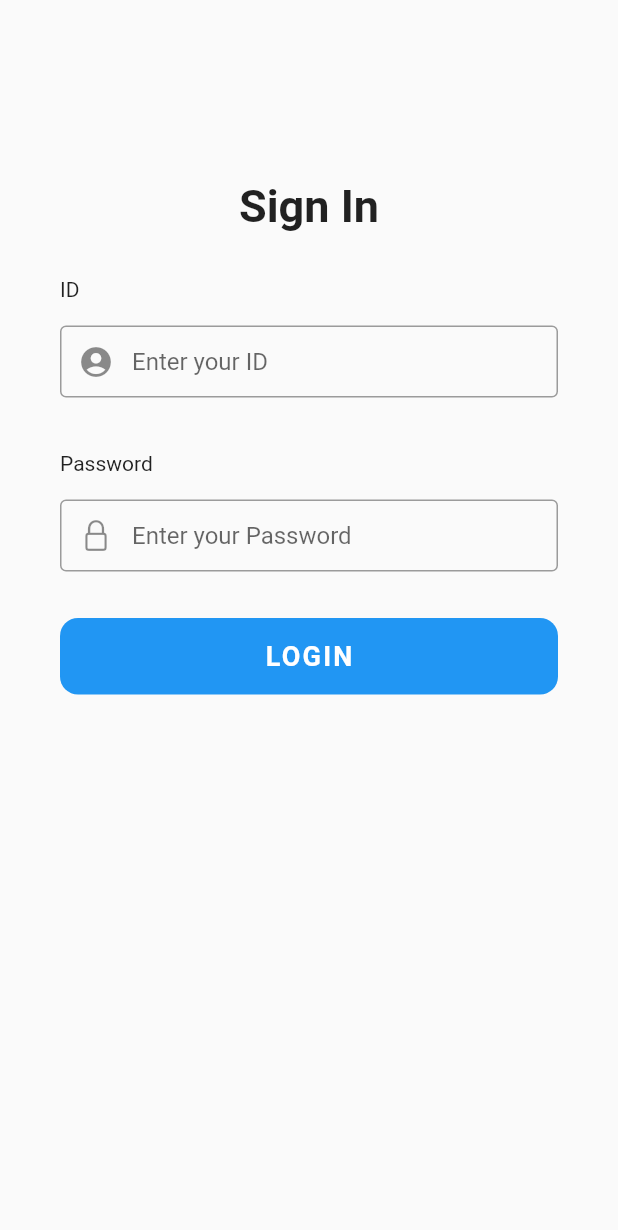
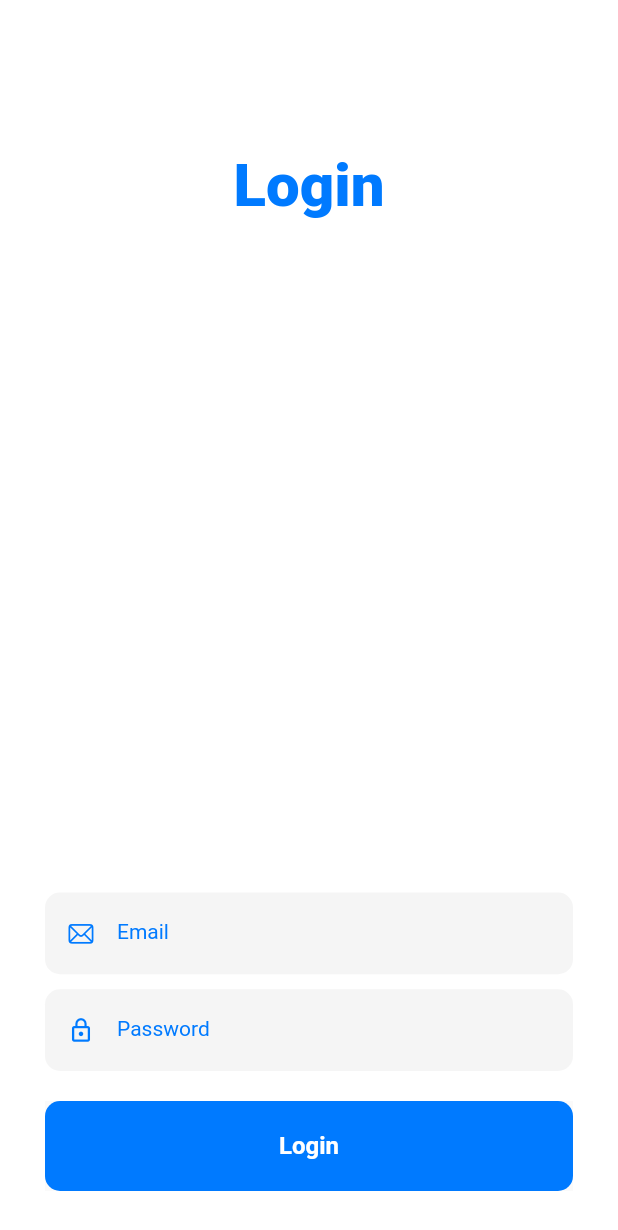
Before and after one commit to undisputedcoder/Vision, a Flutter app: the screen it shows after launch, on a phone screen of 412 x 824 dp. Shown: the top 1230 px of the screen. Run offline on Flutter 3.47's test engine with Material 2 defaults, Android fonts, the phone set to English and light mode, and no system bars; our stand-ins replace geolocator, local_auth, syncfusion_flutter_charts; missing offline and left inert: flutter_cupertino_settings; Roboto replaces fonts that are missing (OpenSans).

Commit message:
New login page for Vision.

```diff
--- a/lib/Screens/login.dart
+++ b/lib/Screens/login.dart
@@ -1,164 +1,89 @@
-import 'package:apple/api/local_auth_api.dart';
+import 'package:flutter/material.dart';
 import 'package:flutter/cupertino.dart';
-import 'package:flutter/material.dart';
-import 'package:apple/Screens/home.dart';
+import 'package:apple/Widgets/text_field.dart';
+import 'package:apple/Widgets/button.dart';
+import 'package:apple/Widgets/wave.dart';
 
 class LoginPage extends StatefulWidget {
   @override
-  _LoginPageState createState() => _LoginPageState();
+  State<LoginPage> createState() => _LoginPageState();
 }
 
 class _LoginPageState extends State<LoginPage> {
+  @override
+  Widget build(BuildContext context) {
+    final size = MediaQuery.of(context).size;
+    final bool keyboardOpen = MediaQuery.of(context).viewInsets.bottom > 0;
 
-  Widget _buildEmailTF() {
-    return Localizations(
+    return Scaffold(
+      backgroundColor: CupertinoColors.white,
+      body: Localizations(
         locale: const Locale('en', 'US'),
         delegates: <LocalizationsDelegate<dynamic>>[
           DefaultWidgetsLocalizations.delegate,
           DefaultMaterialLocalizations.delegate,
         ],
-        child: Column(
-          crossAxisAlignment: CrossAxisAlignment.start,
-          children: <Widget>[
-            Text(
-              'ID',
-              style: TextStyle(
-                fontFamily: 'OpenSans',
+        child: Stack(
+          children: [
+            /*
+            Container(
+              height: size.height - 200.0,
+              color: CupertinoColors.activeBlue,
+            ),
+            AnimatedPositioned(
+              duration: Duration(milliseconds: 500),
+              curve: Curves.easeOutQuad,
+              top: keyboardOpen ? -size.height / 3.7 : 0.0,
+              child: WaveWidget(
+                size: size,
+                yOffset: size.height / 3.0,
+                color: CupertinoColors.white,
               ),
             ),
-            SizedBox(height: 10.0),
-            Container(
-              alignment: Alignment.centerLeft,
-              //decoration: ????
-              height: 60.0,
-              child: TextField(
-                keyboardType: TextInputType.emailAddress,
+             */
+            Padding(
+              padding: const EdgeInsets.only(
+                top: 100.0,
+              ),
+              child: Row(
+                mainAxisAlignment: MainAxisAlignment.center,
+                children: [
+                  Text(
+                    'Login',
                     style: TextStyle(
-                  fontFamily: 'OpenSans',
-                ),
-                decoration: InputDecoration(
-                  border: OutlineInputBorder(),
-                  contentPadding: EdgeInsets.only(top: 14.0),
-                  prefixIcon: Icon(Icons.account_circle),
-                  hintText: 'Enter your ID',
-                  //hintStyle: ????????????
+                      color: CupertinoColors.activeBlue,
+                      fontSize: 40.0,
+                      fontWeight: FontWeight.w900,
                     ),
                   ),
-            )
                 ],
-        ));
-  }
-
-  Widget _buildPasswordTF() {
-    return Localizations(
-        locale: const Locale('en', 'US'),
-        delegates: <LocalizationsDelegate<dynamic>>[
-          DefaultWidgetsLocalizations.delegate,
-          DefaultMaterialLocalizations.delegate,
-        ],
-        child: Column(
-          crossAxisAlignment: CrossAxisAlignment.start,
-          children: <Widget>[
-            Text('Password',
-                style: TextStyle(
-                  fontFamily: 'OpenSans',
-                )),
-            SizedBox(height: 10.0),
-            Container(
-              alignment: Alignment.centerLeft,
-              //decoration: ????
-              height: 60.0,
-              child: TextField(
-                obscureText: true,
-                style: TextStyle(
-                  fontFamily: 'OpenSans',
-                ),
-                decoration: InputDecoration(
-                  border: OutlineInputBorder(),
-                  contentPadding: EdgeInsets.only(top: 14.0),
-                  prefixIcon: Icon(
-                    CupertinoIcons.lock,
-                  ),
-                  hintText: 'Enter your Password',
-                  //hintStyle: ????????????
               ),
             ),
-            )
+            Padding(
+              padding: const EdgeInsets.all(30.0),
+              child: Column(
+                mainAxisAlignment: MainAxisAlignment.end,
+                children: [
+                  TextFieldWidget(
+                    hintText: 'Email',
+                    prefixIconData: CupertinoIcons.mail,
+                  ),
+                  SizedBox(
+                    height: 10.0,
+                  ),
+                  TextFieldWidget(
+                    hintText: 'Password',
+                    prefixIconData: Icons.lock_outline,
+                  ),
+                  SizedBox(
+                    height: 20.0,
+                  ),
+                  ButtonWidget(title: 'Login', hasBorder: false),
                 ],
-        ));
-  }
-
-  Widget _buildLoginBtn() {
-    return Localizations(
-        locale: const Locale('en', 'US'),
-        delegates: <LocalizationsDelegate<dynamic>>[
-          DefaultWidgetsLocalizations.delegate,
-          DefaultMaterialLocalizations.delegate,
-        ],
-        child: Container(
-            padding: EdgeInsets.symmetric(vertical: 25.0),
-            width: double.infinity,
-            child: CupertinoButton.filled(
-                onPressed: () async {
-                  final isAuthenticated = await LocalAuthApi.authenticate();
-
-                  if (isAuthenticated) {
-                    Navigator.of(context).pushReplacement(
-                      MaterialPageRoute(builder: (context) => HomePage()),
-                    );
-                  }
-                },
-                padding: EdgeInsets.all(15.0),
-                child: Text('LOGIN',
-                    style: TextStyle(
-                      letterSpacing: 1.5,
-                      fontSize: 18.0,
-                      fontWeight: FontWeight.bold,
-                      fontFamily: 'OpenSans',
-                    )
-                )
-            )
-        )
-    );
-  }
-
-  @override
-  Widget build(BuildContext context) {
-    return Scaffold(
-      body: Stack(
-        children: <Widget>[
-          Container(
-            height: double.infinity,
-            width: double.infinity,
-          ),
-          Container(
-            height: double.infinity,
-            child: SingleChildScrollView(
-                physics: AlwaysScrollableScrollPhysics(),
-                padding: EdgeInsets.symmetric(
-                  horizontal: 40.0,
-                  vertical: 120.0,
-                ),
-                child: Column(
-                  mainAxisAlignment: MainAxisAlignment.center,
-                  children: <Widget>[
-                    Text(
-                      'Sign In',
-                      style: TextStyle(
-                        fontFamily: 'OpenSans',
-                        fontSize: 30.0,
-                        fontWeight: FontWeight.bold,
               ),
             ),
-                    SizedBox(height: 30.0),
-                    _buildEmailTF(),
-                    SizedBox(height: 30.0),
-                    _buildPasswordTF(),
-                    _buildLoginBtn(),
           ],
-                )),
-          )
-        ],
+        ),
       ),
     );
   }
--- /dev/null
+++ b/lib/Widgets/button.dart
@@ -0,0 +1,61 @@
+import 'package:flutter/material.dart';
+import 'package:flutter/cupertino.dart';
+import 'package:apple/api/local_auth_api.dart';
+import 'package:apple/Screens/home.dart';
+
+class ButtonWidget extends StatelessWidget {
+  final String title;
+  final bool hasBorder;
+
+  ButtonWidget({
+    required this.title,
+    required this.hasBorder,
+  });
+
+  @override
+  Widget build(BuildContext context) {
+    return Material(
+      child: Ink(
+        decoration: BoxDecoration(
+          color: hasBorder ? CupertinoColors.white : CupertinoColors.activeBlue,
+          borderRadius: BorderRadius.circular(10.0),
+          border: hasBorder
+              ? Border.all(
+                  color: CupertinoColors.activeBlue,
+                  width: 1.0,
+                )
+              : Border.fromBorderSide(BorderSide.none),
+        ),
+        child: InkWell(
+          borderRadius: BorderRadius.circular(10.0),
+          child: Container(
+            height: 60.0,
+            child: Center(
+              child: MaterialButton(
+                onPressed: () async {
+                  final isAuthenticated = await LocalAuthApi.authenticate();
+
+                  if (isAuthenticated) {
+                    Navigator.of(context).pushReplacement(
+                      MaterialPageRoute(builder: (context) => HomePage()),
+                    );
+                  }
+                },
+                child: Text(
+                  title,
+                  style: TextStyle(
+                    color: hasBorder
+                        ? CupertinoColors.activeBlue
+                        : CupertinoColors.white,
+                    fontWeight: FontWeight.w600,
+                    fontSize: 16.0,
+                  ),
+                ),
+              ),
+            ),
+          ),
+        ),
+      ),
+    );
+  }
+}
--- /dev/null
+++ b/lib/Widgets/clipper.dart
@@ -0,0 +1,20 @@
+import 'package:flutter/material.dart';
+
+class ClipperWidget extends CustomClipper<Path> {
+  final List<Offset> waveList;
+
+  ClipperWidget({required this.waveList});
+
+  @override
+  getClip(Size size) {
+    final Path path = Path();
+    path.addPolygon(waveList, false);
+    path.lineTo(size.width, size.height);
+    path.lineTo(0.0, size.height);
+    path.close();
+    return path;
+  }
+
+  @override
+  bool shouldReclip(CustomClipper oldClipper) => true;
+}
--- /dev/null
+++ b/lib/Widgets/text_field.dart
@@ -0,0 +1,47 @@
+import 'package:flutter/material.dart';
+import 'package:flutter/cupertino.dart';
+
+class TextFieldWidget extends StatelessWidget {
+  final String hintText;
+  final IconData prefixIconData;
+
+  TextFieldWidget({
+    required this.hintText,
+    required this.prefixIconData,
+  });
+
+  @override
+  Widget build(BuildContext context) {
+
+    return TextField(
+      style: TextStyle(
+        color: CupertinoColors.activeBlue,
+        fontSize: 14.0,
+      ),
+      cursorColor: CupertinoColors.activeBlue,
+      decoration: InputDecoration(
+        labelText: hintText,
+        prefixIcon: Icon(
+          prefixIconData,
+          size: 18.0,
+          color: CupertinoColors.activeBlue,
+        ),
+        filled: true,
+        enabledBorder: UnderlineInputBorder(
+          borderRadius: BorderRadius.circular(10.0),
+          borderSide: BorderSide.none,
+        ),
+        focusedBorder: OutlineInputBorder(
+          borderRadius: BorderRadius.circular(10.0),
+          borderSide: BorderSide(
+            color: CupertinoColors.activeBlue,
+          ),
+        ),
+        labelStyle: TextStyle(
+          color: CupertinoColors.activeBlue,
+        ),
+        focusColor: CupertinoColors.activeBlue,
+      ),
+    );
+  }
+}
--- /dev/null
+++ b/lib/Widgets/wave.dart
@@ -0,0 +1,74 @@
+import 'package:flutter/material.dart';
+import 'dart:math' as Math;
+import 'package:apple/Widgets/clipper.dart';
+
+class WaveWidget extends StatefulWidget {
+  final Size size;
+  final double yOffset;
+  final Color color;
+
+  WaveWidget({
+    required this.size,
+    required this.yOffset,
+    required this.color,
+  });
+
+  @override
+  State<WaveWidget> createState() => _WaveWidgetState();
+}
+
+class _WaveWidgetState extends State<WaveWidget> with TickerProviderStateMixin {
+  late AnimationController animationController;
+  List<Offset> wavePoints = [];
+
+  @override
+  void initState() {
+    super.initState();
+    animationController = AnimationController(vsync: this, duration: Duration(milliseconds: 5000))
+      ..addListener(() {
+        wavePoints.clear();
+        final double waveSpeed = animationController.value * 1080;
+        final double fullSphere = animationController.value * Math.pi * 2;
+        final double normalizer = Math.cos(fullSphere);
+        final double waveWidth = Math.pi / 270;
+        final double waveHeight = 20.0;
+
+        for (int i = 0; i <= widget.size.width.toInt(); ++i) {
+          double calc = Math.sin((waveSpeed - i) * waveWidth);
+          wavePoints.add(
+            Offset(
+              i.toDouble(),
+              calc * waveHeight * normalizer + widget.yOffset,
+            ),
+          );
+        }
+      });
+
+    animationController.repeat();
+  }
+
+  @override
+  void dispose() {
+    super.dispose();
+    animationController.dispose();
+  }
+
+  @override
+  Widget build(BuildContext context) {
+    return AnimatedBuilder(
+      animation: animationController,
+      builder: (context, _) {
+        return ClipPath(
+          clipper: ClipperWidget(
+            waveList: wavePoints,
+          ),
+          child: Container(
+            width: widget.size.width,
+            height: widget.size.height,
+            color: widget.color,
+          ),
+        );
+      },
+    );
+  }
+}
--- a/pubspec.yaml
+++ b/pubspec.yaml
@@ -35,6 +35,7 @@ dependencies:
   syncfusion_flutter_charts: ^19.2.62
   intl: ^0.17.0
   local_auth: ^1.1.8
+  provider: ^6.0.1
 
 dev_dependencies:
   flutter_test:
```
Also changed, not shown: pubspec.lock. Lines whose indentation alone changed are shown as unchanged.
